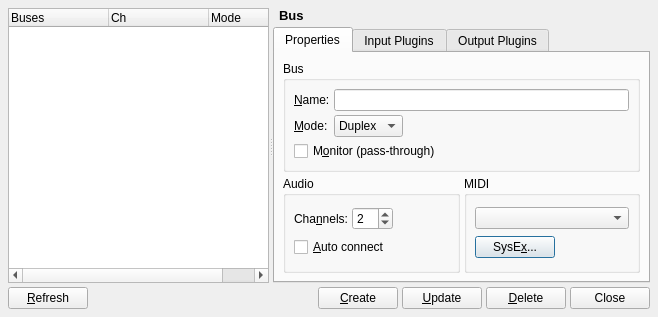
Before: the Qt Designer form src/qtractorBusForm.ui in rncbc/qtractor, drawn with Qt 5.
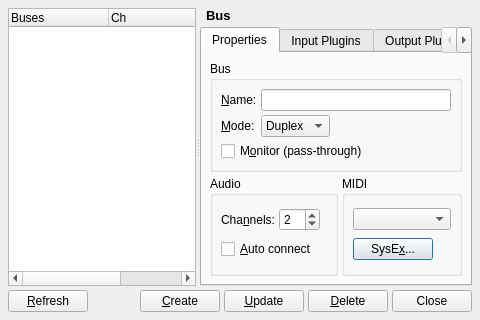
After: the same form once the commit is applied. Icons and pictures are not drawn. Custom widgets are drawn as their Qt base class.

Diff of the .ui file:
```diff
--- a/src/qtractorBusForm.ui
+++ b/src/qtractorBusForm.ui
@@ -26,8 +26,8 @@
    <rect>
     <x>0</x>
     <y>0</y>
-    <width>658</width>
-    <height>317</height>
+    <width>480</width>
+    <height>320</height>
    </rect>
   </property>
   <property name="focusPolicy">
```
Left out of the diff: 2 changed lines with no effect on the pictures.
